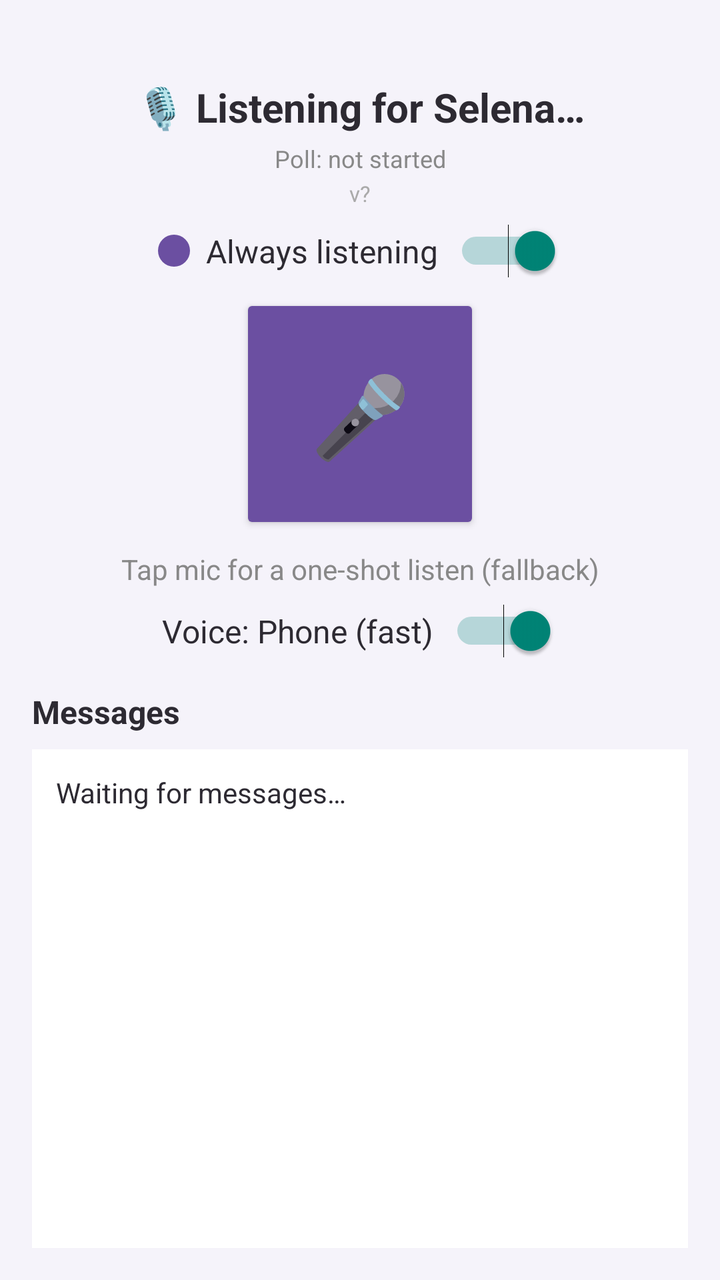
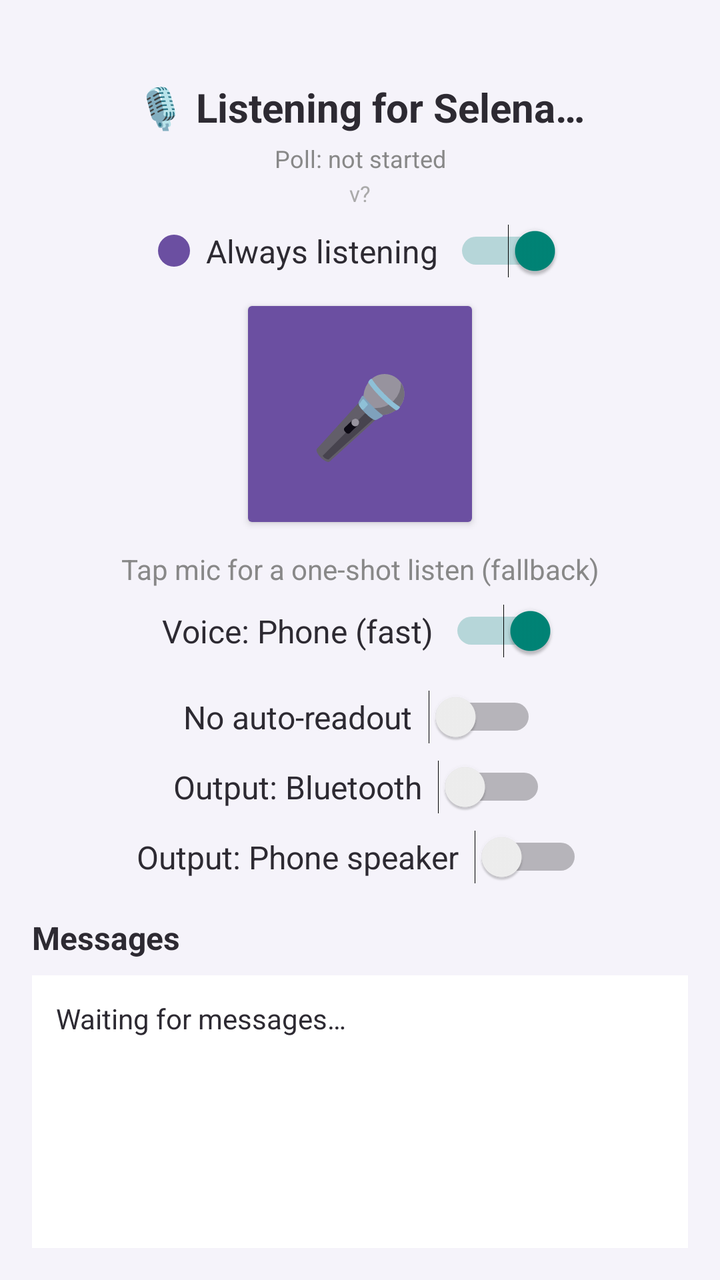

Two renders of the same Android screen: before a commit and after it. Below are the layout's source before the change and the commit's diff.
<!-- AndroidManifest.xml: application theme android:Theme.Material.Light.NoActionBar -->
<!-- res/layout/activity_main.xml -->
<?xml version="1.0" encoding="utf-8"?>
<LinearLayout xmlns:android="http://schemas.android.com/apk/res/android"
    android:layout_width="match_parent"
    android:layout_height="match_parent"
    android:orientation="vertical"
    android:background="@color/selena_light"
    android:padding="16dp">

    
    <TextView
        android:id="@+id/statusText"
        android:layout_width="match_parent"
        android:layout_height="wrap_content"
        android:text="🎙️ Listening for Selena…"
        android:textSize="20sp"
        android:textStyle="bold"
        android:textColor="@color/selena_dark"
        android:gravity="center"
        android:paddingTop="24dp"
        android:paddingBottom="4dp" />

    
    <TextView
        android:id="@+id/pollStatusText"
        android:layout_width="match_parent"
        android:layout_height="wrap_content"
        android:text="Poll: not started"
        android:textSize="12sp"
        android:textColor="#888888"
        android:gravity="center"
        android:paddingBottom="2dp" />

    
    <TextView
        android:id="@+id/versionText"
        android:layout_width="match_parent"
        android:layout_height="wrap_content"
        android:text="v?"
        android:textSize="11sp"
        android:textColor="#AAAAAA"
        android:gravity="center"
        android:paddingBottom="8dp" />

    
    <LinearLayout
        android:layout_width="match_parent"
        android:layout_height="wrap_content"
        android:orientation="horizontal"
        android:gravity="center"
        android:paddingBottom="8dp">

        <View
            android:id="@+id/pulseDot"
            android:layout_width="16dp"
            android:layout_height="16dp"
            android:layout_marginEnd="8dp"
            android:background="@drawable/pulse_dot" />

        <TextView
            android:layout_width="wrap_content"
            android:layout_height="wrap_content"
            android:text="Always listening"
            android:textSize="16sp"
            android:textColor="@color/selena_dark"
            android:paddingEnd="8dp" />

        <Switch
            android:id="@+id/alwaysOnSwitch"
            android:layout_width="wrap_content"
            android:layout_height="wrap_content"
            android:checked="true" />
    </LinearLayout>

    
    <Button
        android:id="@+id/micButton"
        android:layout_width="120dp"
        android:layout_height="120dp"
        android:layout_gravity="center"
        android:text="🎤"
        android:textSize="40sp"
        android:backgroundTint="@color/selena_purple" />

    <TextView
        android:layout_width="match_parent"
        android:layout_height="wrap_content"
        android:text="Tap mic for a one-shot listen (fallback)"
        android:textSize="14sp"
        android:textColor="#888888"
        android:gravity="center"
        android:paddingTop="8dp"
        android:paddingBottom="8dp" />

    
    <LinearLayout
        android:layout_width="match_parent"
        android:layout_height="wrap_content"
        android:orientation="horizontal"
        android:gravity="center"
        android:paddingBottom="16dp">

        <TextView
            android:id="@+id/voiceModeLabel"
            android:layout_width="wrap_content"
            android:layout_height="wrap_content"
            android:text="Voice: Phone (fast)"
            android:textSize="16sp"
            android:textColor="@color/selena_dark"
            android:paddingEnd="8dp" />

        <Switch
            android:id="@+id/voiceModeSwitch"
            android:layout_width="wrap_content"
            android:layout_height="wrap_content"
            android:checked="true" />
    </LinearLayout>

    
    <TextView
        android:layout_width="match_parent"
        android:layout_height="wrap_content"
        android:text="Messages"
        android:textSize="16sp"
        android:textStyle="bold"
        android:textColor="@color/selena_dark"
        android:paddingBottom="8dp" />

    <ScrollView
        android:id="@+id/logScroll"
        android:layout_width="match_parent"
        android:layout_height="0dp"
        android:layout_weight="1"
        android:background="#FFFFFF">

        <TextView
            android:id="@+id/logText"
            android:layout_width="match_parent"
            android:layout_height="wrap_content"
            android:text="Waiting for messages…\n"
            android:textSize="14sp"
            android:textColor="@color/selena_dark"
            android:padding="12dp" />
    </ScrollView>

</LinearLayout>
<!-- resources referenced by this layout -->
<resources>
  <color name="selena_dark">#2D2A32</color>
  <color name="selena_light">#F5F3FA</color>
  <color name="selena_purple">#6B4FA1</color>
  <!-- drawable pulse_dot (drawable) -->
  <?xml version="1.0" encoding="utf-8"?>
  <shape xmlns:android="http://schemas.android.com/apk/res/android"
      android:shape="oval">
      <solid android:color="@color/selena_purple" />
  </shape>
</resources>

<!-- the commit's change to res/layout/activity_main.xml (unified diff, before → after) -->
@@ -116,6 +116,74 @@
     </LinearLayout>
 
     
+    <LinearLayout
+        android:layout_width="match_parent"
+        android:layout_height="wrap_content"
+        android:orientation="horizontal"
+        android:gravity="center"
+        android:paddingBottom="8dp">
+
+        <TextView
+            android:layout_width="wrap_content"
+            android:layout_height="wrap_content"
+            android:text="No auto-readout"
+            android:textSize="16sp"
+            android:textColor="@color/selena_dark"
+            android:paddingEnd="8dp" />
+
+        <Switch
+            android:id="@+id/noReadoutSwitch"
+            android:layout_width="wrap_content"
+            android:layout_height="wrap_content"
+            android:checked="false" />
+    </LinearLayout>
+
+    
+    <LinearLayout
+        android:layout_width="match_parent"
+        android:layout_height="wrap_content"
+        android:orientation="horizontal"
+        android:gravity="center"
+        android:paddingBottom="8dp">
+
+        <TextView
+            android:layout_width="wrap_content"
+            android:layout_height="wrap_content"
+            android:text="Output: Bluetooth"
+            android:textSize="16sp"
+            android:textColor="@color/selena_dark"
+            android:paddingEnd="8dp" />
+
+        <Switch
+            android:id="@+id/btSwitch"
+            android:layout_width="wrap_content"
+            android:layout_height="wrap_content"
+            android:checked="false" />
+    </LinearLayout>
+
+    <LinearLayout
+        android:layout_width="match_parent"
+        android:layout_height="wrap_content"
+        android:orientation="horizontal"
+        android:gravity="center"
+        android:paddingBottom="16dp">
+
+        <TextView
+            android:layout_width="wrap_content"
+            android:layout_height="wrap_content"
+            android:text="Output: Phone speaker"
+            android:textSize="16sp"
+            android:textColor="@color/selena_dark"
+            android:paddingEnd="8dp" />
+
+        <Switch
+            android:id="@+id/spkSwitch"
+            android:layout_width="wrap_content"
+            android:layout_height="wrap_content"
+            android:checked="false" />
+    </LinearLayout>
+
+    
     <TextView
         android:layout_width="match_parent"
         android:layout_height="wrap_content"
